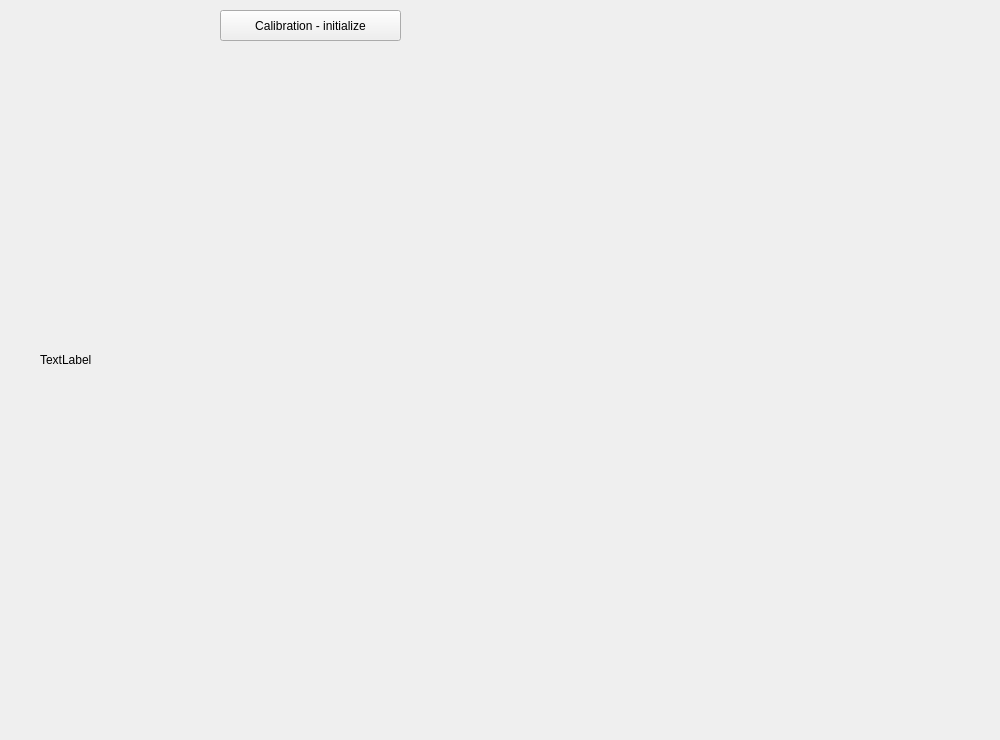
Before: the Qt Designer form src/webcamWizard.ui in laciKE/WebcamWizard, drawn with Qt 5.
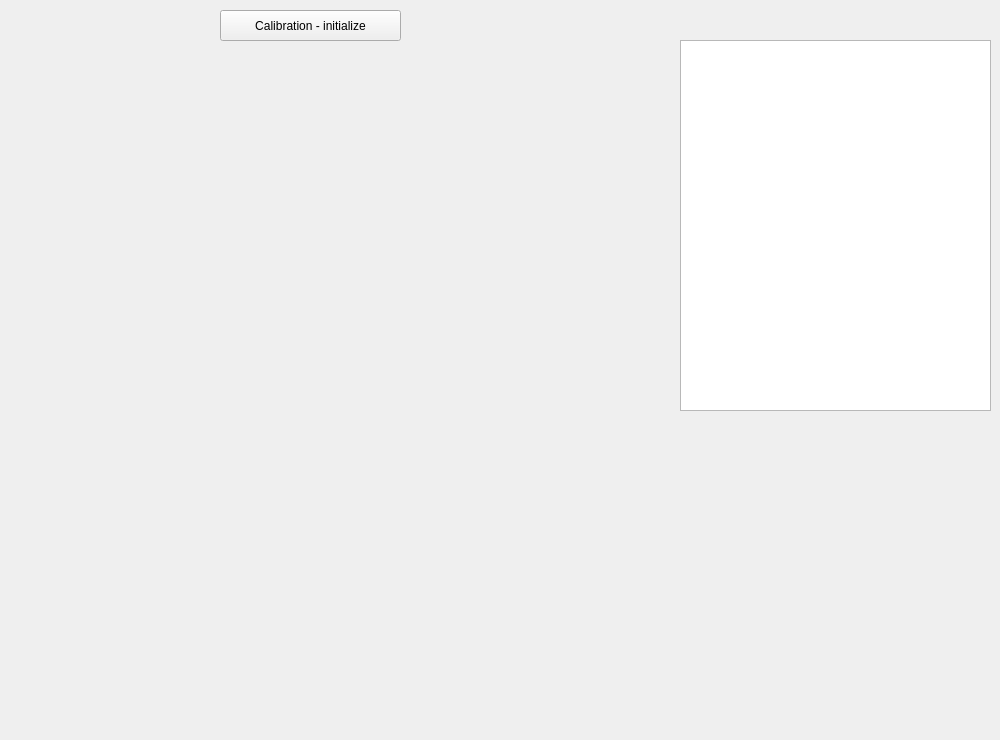
After: the same form once the commit is applied.

Commit message: add debug support

Diff of the .ui file:
```diff
--- a/src/webcamWizard.ui
+++ b/src/webcamWizard.ui
@@ -35,8 +35,21 @@
      <height>600</height>
     </rect>
    </property>
+   <property name="lineWidth">
+    <number>1</number>
+   </property>
    <property name="text">
-    <string>TextLabel</string>
+    <string/>
+   </property>
+  </widget>
+  <widget class="QTextEdit" name="debugOutput">
+   <property name="geometry">
+    <rect>
+     <x>680</x>
+     <y>40</y>
+     <width>311</width>
+     <height>371</height>
+    </rect>
    </property>
   </widget>
  </widget>
```
Left out of the diff: 2 changed lines with no effect on the pictures. The commit also changes 13 other files.
